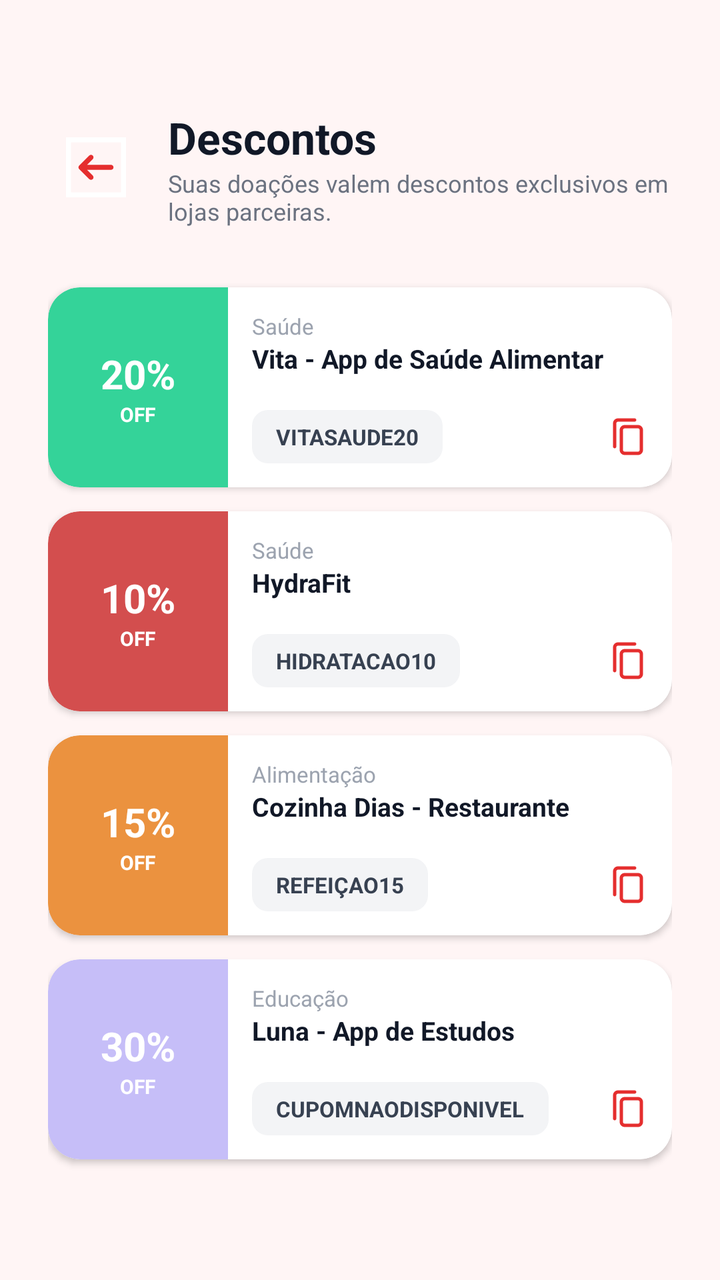
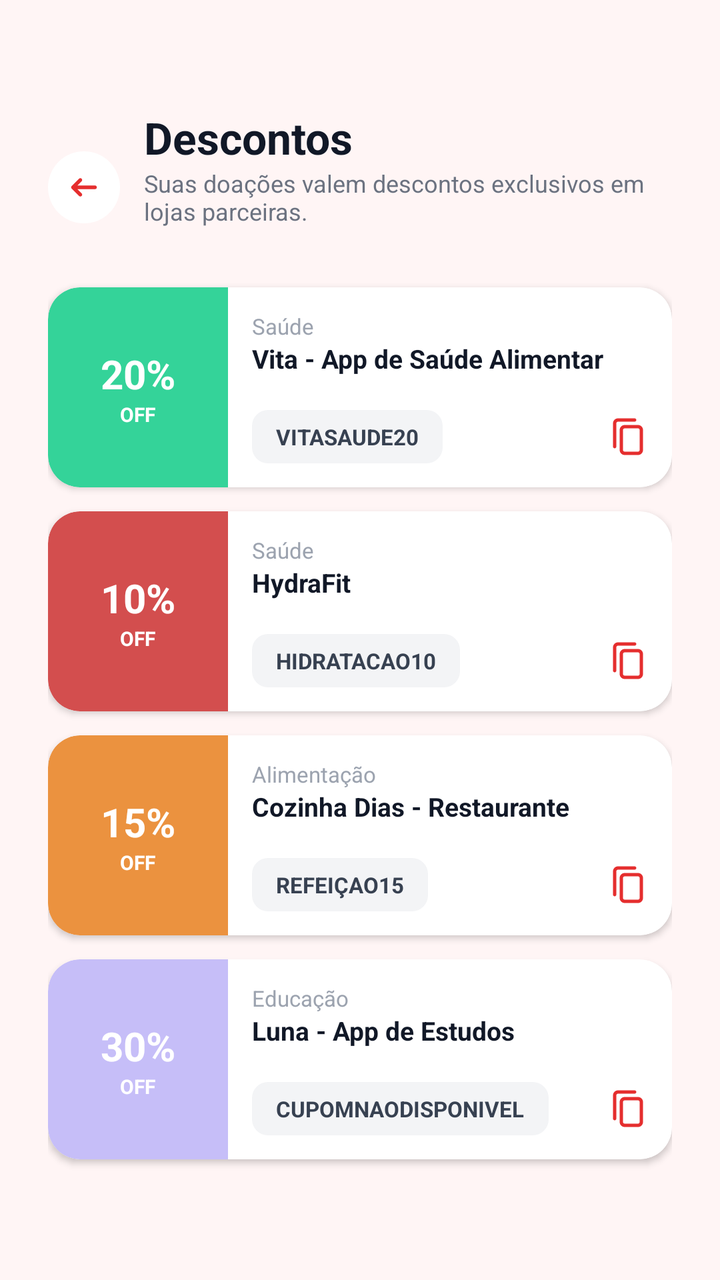

Two renders of the same Android screen: before a commit and after it. Below are the layout's source before the change and the commit's diff.
<!-- AndroidManifest.xml: application theme Theme.Hemo_Conecta -->
<!-- res/layout/fragment_cupons.xml -->
<?xml version="1.0" encoding="utf-8"?>
<androidx.constraintlayout.widget.ConstraintLayout
    xmlns:android="http://schemas.android.com/apk/res/android"
    xmlns:app="http://schemas.android.com/apk/res-auto"
    android:layout_width="match_parent"
    android:layout_height="match_parent"
    android:background="@color/background">

    <ScrollView
        android:layout_width="0dp"
        android:layout_height="match_parent"
        android:fillViewport="true"
        app:layout_constraintBottom_toTopOf="parent"
        app:layout_constraintEnd_toEndOf="parent"
        app:layout_constraintHorizontal_bias="0.0"
        app:layout_constraintStart_toStartOf="parent"
        app:layout_constraintTop_toTopOf="parent"
        app:layout_constraintVertical_bias="0.0">

        <LinearLayout

            android:padding="24dp"
            android:layout_width="match_parent"
            android:layout_height="wrap_content"
            android:orientation="vertical">

            
            <LinearLayout
                android:layout_width="match_parent"
                android:layout_height="wrap_content"
                android:gravity="center_vertical"
                android:orientation="horizontal">

                <ImageButton
                    android:id="@+id/btnBack"
                    android:layout_width="48dp"
                    android:layout_height="48dp"
                    android:background="?attr/selectableItemBackgroundBorderless"
                    android:contentDescription="Voltar"
                    android:src="@drawable/ic_back" />

                <LinearLayout
                    android:layout_width="match_parent"
                    android:layout_height="wrap_content"
                    android:layout_marginStart="12dp"
                    android:orientation="vertical">

                    <TextView
                        android:layout_width="wrap_content"
                        android:layout_height="wrap_content"
                        android:text="Descontos"
                        android:textColor="#111827"
                        android:textSize="22sp"
                        android:textStyle="bold"
                        android:layout_marginTop="30dp"/>

                    <TextView
                        android:layout_width="wrap_content"
                        android:layout_height="wrap_content"
                        android:text="Suas doações valem descontos exclusivos em lojas parceiras."
                        android:textColor="#6B7280"
                        android:textSize="12sp"
                        android:layout_marginBottom="30dp"/>
                </LinearLayout>
            </LinearLayout>

            
            <androidx.cardview.widget.CardView
                xmlns:android="http://schemas.android.com/apk/res/android"
                xmlns:app="http://schemas.android.com/apk/res-auto"
                android:layout_width="match_parent"
                android:layout_height="wrap_content"
                android:layout_marginBottom="12dp"
                app:cardCornerRadius="16dp"
                app:cardElevation="2dp">

                <LinearLayout
                    android:layout_width="match_parent"
                    android:layout_height="100dp"
                    android:orientation="horizontal">

                    
                    <LinearLayout
                        android:id="@+id/llDiscountBadge1"
                        android:layout_width="90dp"
                        android:layout_height="match_parent"
                        android:background="@drawable/tag_desconto_verde"
                        android:gravity="center"
                        android:orientation="vertical">

                        <TextView
                            android:id="@+id/tvDiscountPercent1"
                            android:layout_width="wrap_content"
                            android:layout_height="wrap_content"
                            android:text="20%"
                            android:textColor="#FFFFFF"
                            android:textSize="20sp"
                            android:textStyle="bold" />

                        <TextView
                            android:layout_width="wrap_content"
                            android:layout_height="wrap_content"
                            android:text="OFF"
                            android:textColor="#FFFFFF"
                            android:textSize="10sp"
                            android:textStyle="bold" />
                    </LinearLayout>

                    
                    <androidx.constraintlayout.widget.ConstraintLayout
                        android:layout_width="0dp"
                        android:layout_height="match_parent"
                        android:layout_weight="1"
                        android:padding="12dp">

                        <TextView
                            android:id="@+id/tvCategory1"
                            android:layout_width="wrap_content"
                            android:layout_height="wrap_content"
                            android:text="Saúde"
                            android:textColor="#9CA3AF"
                            android:textSize="11sp"
                            app:layout_constraintStart_toStartOf="parent"
                            app:layout_constraintTop_toTopOf="parent" />

                        <TextView
                            android:id="@+id/tvTitle1"
                            android:layout_width="0dp"
                            android:layout_height="wrap_content"
                            android:ellipsize="end"
                            android:maxLines="1"
                            android:text="Vita - App de Saúde Alimentar"
                            android:textColor="#111827"
                            android:textSize="13sp"
                            android:textStyle="bold"
                            app:layout_constraintEnd_toEndOf="parent"
                            app:layout_constraintStart_toStartOf="parent"
                            app:layout_constraintTop_toBottomOf="@id/tvCategory1" />

                        
                        <TextView
                            android:id="@+id/tvCouponCode1"
                            android:layout_width="wrap_content"
                            android:layout_height="wrap_content"
                            android:layout_marginTop="8dp"
                            android:background="@drawable/bg_codigo_cupom"
                            android:paddingHorizontal="12dp"
                            android:paddingVertical="6dp"
                            android:text="VITASAUDE20"
                            android:textColor="#374151"
                            android:textSize="11sp"
                            android:textStyle="bold"
                            app:layout_constraintBottom_toBottomOf="parent"
                            app:layout_constraintStart_toStartOf="parent" />

                        
                        <ImageView
                            android:id="@+id/btnCopy1"
                            android:layout_width="20dp"
                            android:layout_height="20dp"
                            android:contentDescription="Copiar"
                            android:src="@drawable/ic_copy"
                            app:layout_constraintBottom_toBottomOf="@id/tvCouponCode1"
                            app:layout_constraintEnd_toEndOf="parent"
                            app:layout_constraintTop_toTopOf="@id/tvCouponCode1"
                            app:tint="#E52E2E" />
                    </androidx.constraintlayout.widget.ConstraintLayout>
                </LinearLayout>
            </androidx.cardview.widget.CardView>

            
            <androidx.cardview.widget.CardView
                xmlns:android="http://schemas.android.com/apk/res/android"
                xmlns:app="http://schemas.android.com/apk/res-auto"
                android:layout_width="match_parent"
                android:layout_height="wrap_content"
                android:layout_marginBottom="12dp"
                app:cardCornerRadius="16dp"
                app:cardElevation="2dp">

                <LinearLayout
                    android:layout_width="match_parent"
                    android:layout_height="100dp"
                    android:orientation="horizontal">

                    
                    <LinearLayout
                        android:id="@+id/llDiscountBadge2"
                        android:layout_width="90dp"
                        android:layout_height="match_parent"
                        android:background="@drawable/tag_desconto_vermelha"
                        android:gravity="center"
                        android:orientation="vertical">

                        <TextView
                            android:id="@+id/tvDiscountPercent2"
                            android:layout_width="wrap_content"
                            android:layout_height="wrap_content"
                            android:text="10%"
                            android:textColor="#FFFFFF"
                            android:textSize="20sp"
                            android:textStyle="bold" />

                        <TextView
                            android:layout_width="wrap_content"
                            android:layout_height="wrap_content"
                            android:text="OFF"
                            android:textColor="#FFFFFF"
                            android:textSize="10sp"
                            android:textStyle="bold" />
                    </LinearLayout>

                    
                    <androidx.constraintlayout.widget.ConstraintLayout
                        android:layout_width="0dp"
                        android:layout_height="match_parent"
                        android:layout_weight="1"
                        android:padding="12dp">

                        <TextView
                            android:id="@+id/tvCategory2"
                            android:layout_width="wrap_content"
                            android:layout_height="wrap_content"
                            android:text="Saúde"
                            android:textColor="#9CA3AF"
                            android:textSize="11sp"
                            app:layout_constraintStart_toStartOf="parent"
                            app:layout_constraintTop_toTopOf="parent" />

                        <TextView
                            android:id="@+id/tvTitle2"
                            android:layout_width="0dp"
                            android:layout_height="wrap_content"
                            android:ellipsize="end"
                            android:maxLines="1"
                            android:text="HydraFit"
                            android:textColor="#111827"
                            android:textSize="13sp"
                            android:textStyle="bold"
                            app:layout_constraintEnd_toEndOf="parent"
                            app:layout_constraintStart_toStartOf="parent"
                            app:layout_constraintTop_toBottomOf="@id/tvCategory2" />

                        
                        <TextView
                            android:id="@+id/tvCouponCode2"
                            android:layout_width="wrap_content"
                            android:layout_height="wrap_content"
                            android:layout_marginTop="8dp"
                            android:background="@drawable/bg_codigo_cupom"
                            android:paddingHorizontal="12dp"
                            android:paddingVertical="6dp"
                            android:text="HIDRATACAO10"
                            android:textColor="#374151"
                            android:textSize="11sp"
                            android:textStyle="bold"
                            app:layout_constraintBottom_toBottomOf="parent"
                            app:layout_constraintStart_toStartOf="parent" />

                        
                        <ImageView
                            android:id="@+id/btnCopy2"
                            android:layout_width="20dp"
                            android:layout_height="20dp"
                            android:contentDescription="Copiar"
                            android:src="@drawable/ic_copy"
                            app:layout_constraintBottom_toBottomOf="@id/tvCouponCode2"
                            app:layout_constraintEnd_toEndOf="parent"
                            app:layout_constraintTop_toTopOf="@id/tvCouponCode2"
                            app:tint="#E52E2E" />
                    </androidx.constraintlayout.widget.ConstraintLayout>
                </LinearLayout>
            </androidx.cardview.widget.CardView>

            
            <androidx.cardview.widget.CardView
                xmlns:android="http://schemas.android.com/apk/res/android"
                xmlns:app="http://schemas.android.com/apk/res-auto"
                android:layout_width="match_parent"
                android:layout_height="wrap_content"
                android:layout_marginBottom="12dp"
                app:cardCornerRadius="16dp"
                app:cardElevation="2dp">

                <LinearLayout
                    android:layout_width="match_parent"
                    android:layout_height="100dp"
                    android:orientation="horizontal">

                    
                    <LinearLayout
                        android:id="@+id/llDiscountBadge3"
                        android:layout_width="90dp"
                        android:layout_height="match_parent"
                        android:background="@drawable/tag_desconto_laranja"
                        android:gravity="center"
                        android:orientation="vertical">

                        <TextView
                            android:id="@+id/tvDiscountPercent3"
                            android:layout_width="wrap_content"
                            android:layout_height="wrap_content"
                            android:text="15%"
                            android:textColor="#FFFFFF"
                            android:textSize="20sp"
                            android:textStyle="bold" />

                        <TextView
                            android:layout_width="wrap_content"
                            android:layout_height="wrap_content"
                            android:text="OFF"
                            android:textColor="#FFFFFF"
                            android:textSize="10sp"
                            android:textStyle="bold" />
                    </LinearLayout>

                    
                    <androidx.constraintlayout.widget.ConstraintLayout
                        android:layout_width="0dp"
                        android:layout_height="match_parent"
                        android:layout_weight="1"
                        android:padding="12dp">

                        <TextView
                            android:id="@+id/tvCategory3"
                            android:layout_width="wrap_content"
                            android:layout_height="wrap_content"
                            android:text="Alimentação"
                            android:textColor="#9CA3AF"
                            android:textSize="11sp"
                            app:layout_constraintStart_toStartOf="parent"
                            app:layout_constraintTop_toTopOf="parent" />

                        <TextView
                            android:id="@+id/tvTitle3"
                            android:layout_width="0dp"
                            android:layout_height="wrap_content"
                            android:ellipsize="end"
                            android:maxLines="1"
                            android:text="Cozinha Dias - Restaurante"
                            android:textColor="#111827"
                            android:textSize="13sp"
                            android:textStyle="bold"
                            app:layout_constraintEnd_toEndOf="parent"
                            app:layout_constraintStart_toStartOf="parent"
                            app:layout_constraintTop_toBottomOf="@id/tvCategory3" />

                        
                        <TextView
                            android:id="@+id/tvCouponCode3"
                            android:layout_width="wrap_content"
                            android:layout_height="wrap_content"
                            android:layout_marginTop="8dp"
                            android:background="@drawable/bg_codigo_cupom"
                            android:paddingHorizontal="12dp"
                            android:paddingVertical="6dp"
                            android:text="REFEIÇAO15"
                            android:textColor="#374151"
                            android:textSize="11sp"
                            android:textStyle="bold"
                            app:layout_constraintBottom_toBottomOf="parent"
                            app:layout_constraintStart_toStartOf="parent" />

                        
                        <ImageView
                            android:id="@+id/btnCopy3"
                            android:layout_width="20dp"
                            android:layout_height="20dp"
                            android:contentDescription="Copiar"
                            android:src="@drawable/ic_copy"
                            app:layout_constraintBottom_toBottomOf="@id/tvCouponCode3"
                            app:layout_constraintEnd_toEndOf="parent"
                            app:layout_constraintTop_toTopOf="@id/tvCouponCode3"
                            app:tint="#E52E2E" />
                    </androidx.constraintlayout.widget.ConstraintLayout>
                </LinearLayout>
            </androidx.cardview.widget.CardView>

            
            <androidx.cardview.widget.CardView
                xmlns:android="http://schemas.android.com/apk/res/android"
                xmlns:app="http://schemas.android.com/apk/res-auto"
                android:layout_width="match_parent"
                android:layout_height="wrap_content"
                android:layout_marginBottom="12dp"
                app:cardCornerRadius="16dp"
                app:cardElevation="2dp">

                <LinearLayout
                    android:layout_width="match_parent"
                    android:layout_height="100dp"
                    android:orientation="horizontal">

                    
                    <LinearLayout
                        android:id="@+id/llDiscountBadge4"
                        android:layout_width="90dp"
                        android:layout_height="match_parent"
                        android:background="@drawable/tag_desconto_roxa"
                        android:gravity="center"
                        android:orientation="vertical">

                        <TextView
                            android:id="@+id/tvDiscountPercent4"
                            android:layout_width="wrap_content"
                            android:layout_height="wrap_content"
                            android:text="30%"
                            android:textColor="#FFFFFF"
                            android:textSize="20sp"
                            android:textStyle="bold" />

                        <TextView
                            android:layout_width="wrap_content"
                            android:layout_height="wrap_content"
                            android:text="OFF"
                            android:textColor="#FFFFFF"
                            android:textSize="10sp"
                            android:textStyle="bold" />
                    </LinearLayout>

                    
                    <androidx.constraintlayout.widget.ConstraintLayout
                        android:layout_width="0dp"
                        android:layout_height="match_parent"
                        android:layout_weight="1"
                        android:padding="12dp">

                        <TextView
                            android:id="@+id/tvCategory4"
                            android:layout_width="wrap_content"
                            android:layout_height="wrap_content"
                            android:text="Educação"
                            android:textColor="#9CA3AF"
                            android:textSize="11sp"
                            app:layout_constraintStart_toStartOf="parent"
                            app:layout_constraintTop_toTopOf="parent" />

                        <TextView
                            android:id="@+id/tvTitle4"
                            android:layout_width="0dp"
                            android:layout_height="wrap_content"
                            android:ellipsize="end"
                            android:maxLines="1"
                            android:text="Luna - App de Estudos"
                            android:textColor="#111827"
                            android:textSize="13sp"
                            android:textStyle="bold"
                            app:layout_constraintEnd_toEndOf="parent"
                            app:layout_constraintStart_toStartOf="parent"
                            app:layout_constraintTop_toBottomOf="@id/tvCategory4" />

                        
                        <TextView
                            android:id="@+id/tvCouponCode4"
                            android:layout_width="wrap_content"
                            android:layout_height="wrap_content"
                            android:layout_marginTop="8dp"
                            android:background="@drawable/bg_codigo_cupom"
                            android:paddingHorizontal="12dp"
                            android:paddingVertical="6dp"
                            android:text="CUPOMNAODISPONIVEL"
                            android:textColor="#374151"
                            android:textSize="11sp"
                            android:textStyle="bold"
                            app:layout_constraintBottom_toBottomOf="parent"
                            app:layout_constraintStart_toStartOf="parent" />

                        
                        <ImageView
                            android:id="@+id/btnCopy4"
                            android:layout_width="20dp"
                            android:layout_height="20dp"
                            android:contentDescription="Copiar"
                            android:src="@drawable/ic_copy"
                            app:layout_constraintBottom_toBottomOf="@id/tvCouponCode4"
                            app:layout_constraintEnd_toEndOf="parent"
                            app:layout_constraintTop_toTopOf="@id/tvCouponCode4"
                            app:tint="#E52E2E" />
                    </androidx.constraintlayout.widget.ConstraintLayout>
                </LinearLayout>
            </androidx.cardview.widget.CardView>
        </LinearLayout>
    </ScrollView>
</androidx.constraintlayout.widget.ConstraintLayout>
<!-- resources referenced by this layout -->
<resources>
  <color name="background">#FFF5F5</color>
  <!-- drawable bg_codigo_cupom (drawable) -->
  <?xml version="1.0" encoding="utf-8"?>
  <shape xmlns:android="http://schemas.android.com/apk/res/android"
      android:shape="rectangle">
      <solid android:color="#F3F4F6" />
      <corners android:radius="8dp" />
  </shape>
  <!-- drawable ic_copy (drawable) -->
  <vector xmlns:android="http://schemas.android.com/apk/res/android" android:height="24dp" android:viewportHeight="24" android:viewportWidth="24" android:width="24dp">
        
      <path android:fillColor="#0F0F0F" android:fillType="evenOdd" android:pathData="M21,8C21,6.343 19.657,5 18,5H10C8.343,5 7,6.343 7,8V20C7,21.657 8.343,23 10,23H18C19.657,23 21,21.657 21,20V8ZM19,8C19,7.448 18.552,7 18,7H10C9.448,7 9,7.448 9,8V20C9,20.552 9.448,21 10,21H18C18.552,21 19,20.552 19,20V8Z"/>
        
      <path android:fillColor="#0F0F0F" android:pathData="M6,3H16C16.552,3 17,2.552 17,2C17,1.448 16.552,1 16,1H6C4.343,1 3,2.343 3,4V18C3,18.552 3.448,19 4,19C4.552,19 5,18.552 5,18V4C5,3.448 5.448,3 6,3Z"/>
      
  </vector>
  <!-- drawable tag_desconto_laranja (drawable) -->
  <?xml version="1.0" encoding="utf-8"?>
  <shape xmlns:android="http://schemas.android.com/apk/res/android"
      android:shape="rectangle">
      <solid android:color="#EB923F" />
      <corners
          android:topLeftRadius="16dp"
          android:bottomLeftRadius="16dp" />
  </shape>
  <!-- drawable tag_desconto_roxa (drawable) -->
  <?xml version="1.0" encoding="utf-8"?>
  <shape xmlns:android="http://schemas.android.com/apk/res/android"
      android:shape="rectangle">
      <solid android:color="#C6BEF8" />
      <corners
          android:topLeftRadius="16dp"
          android:bottomLeftRadius="16dp" />
  </shape>
  <!-- drawable tag_desconto_verde (drawable) -->
  <?xml version="1.0" encoding="utf-8"?>
  <shape xmlns:android="http://schemas.android.com/apk/res/android"
      android:shape="rectangle">
      <solid android:color="#34D399" />
      <corners
          android:topLeftRadius="16dp"
          android:bottomLeftRadius="16dp" />
  </shape>
  <!-- drawable tag_desconto_vermelha (drawable) -->
  <?xml version="1.0" encoding="utf-8"?>
  <shape xmlns:android="http://schemas.android.com/apk/res/android"
      android:shape="rectangle">
      <solid android:color="#D34E4E" />
      <corners
          android:topLeftRadius="16dp"
          android:bottomLeftRadius="16dp" />
  </shape>
  <style name="Theme.Hemo_Conecta" parent="Base.Theme.Hemo_Conecta" />
  <style name="Base.Theme.Hemo_Conecta" parent="Theme.Material3.DayNight.NoActionBar">
          
          
      </style>
  <!-- unchanged entries left out for length: 1 -->
</resources>

<!-- the commit's change to res/layout/fragment_cupons.xml (unified diff, before → after) -->
@@ -31,13 +31,22 @@
                 android:gravity="center_vertical"
                 android:orientation="horizontal">
 
-                <ImageButton
+                
+                <FrameLayout
                     android:id="@+id/btnBack"
-                    android:layout_width="48dp"
-                    android:layout_height="48dp"
-                    android:background="?attr/selectableItemBackgroundBorderless"
-                    android:contentDescription="Voltar"
-                    android:src="@drawable/ic_back" />
+                    android:layout_width="36dp"
+                    android:layout_height="36dp"
+                    android:layout_marginTop="10dp"
+                    android:background="@drawable/bg_icon"
+                    android:backgroundTint="@color/white">
+
+                    <ImageView
+                        android:layout_width="22dp"
+                        android:layout_height="22dp"
+                        android:layout_gravity="center"
+                        android:contentDescription="Voltar"
+                        android:src="@drawable/ic_back" />
+                </FrameLayout>
 
                 <LinearLayout
                     android:layout_width="match_parent"
<!-- resource entries referenced after the edit -->
@@ -1,12 +1,18 @@
 <!-- resources referenced by this layout -->
 <resources>
   <color name="background">#FFF5F5</color>
+  <color name="white">#FFFFFF</color>
   <!-- drawable bg_codigo_cupom (drawable) -->
   <?xml version="1.0" encoding="utf-8"?>
   <shape xmlns:android="http://schemas.android.com/apk/res/android"
       android:shape="rectangle">
       <solid android:color="#F3F4F6" />
       <corners android:radius="8dp" />
+  </shape>
+  <!-- drawable bg_icon (drawable) -->
+  <?xml version="1.0" encoding="utf-8"?>
+  <shape xmlns:android="http://schemas.android.com/apk/res/android"
+      android:shape="oval">
   </shape>
   <!-- drawable ic_copy (drawable) -->
   <vector xmlns:android="http://schemas.android.com/apk/res/android" android:height="24dp" android:viewportHeight="24" android:viewportWidth="24" android:width="24dp">
